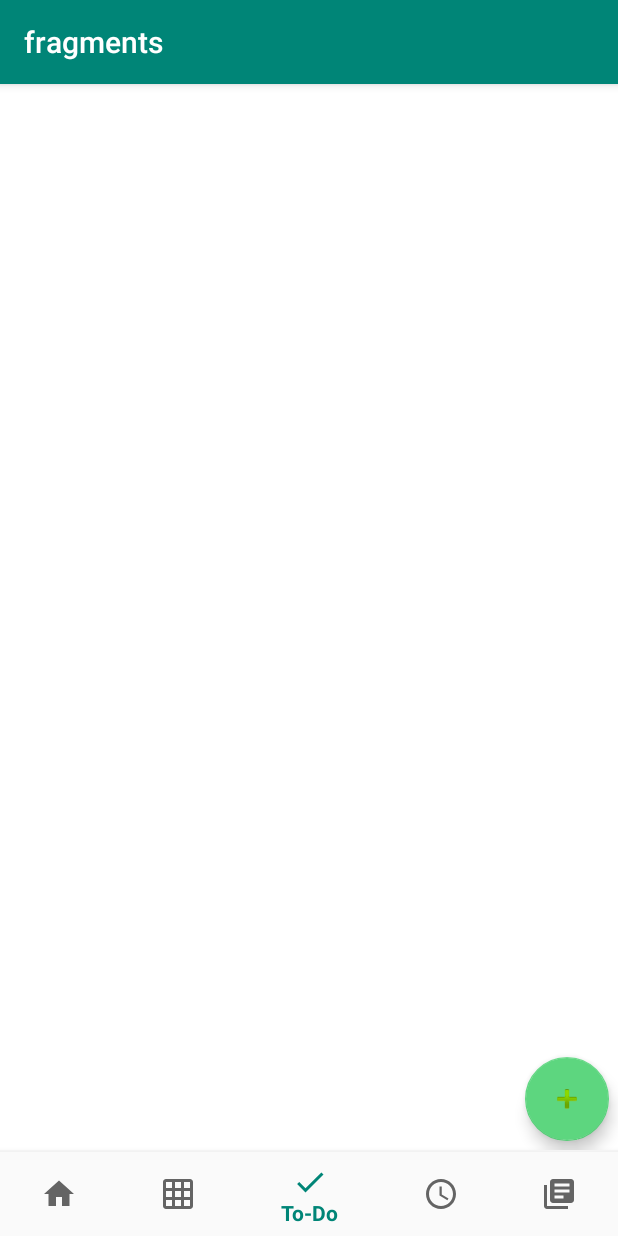
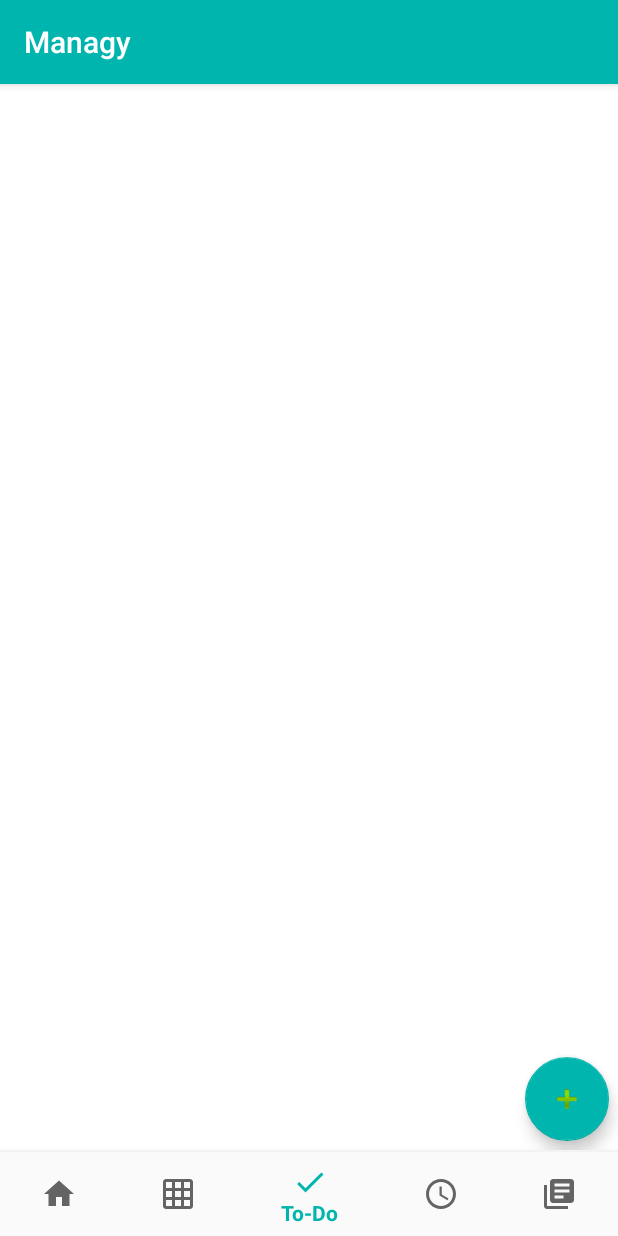
Before and after one commit to MordragT/managy, an Android app: the screen it shows after launch (MainActivity), item 3 of the bottom bar chosen, on a phone screen of 412 x 824 dp. Run offline under Robolectric (Android 15) with nearby library versions, the phone set to English and light mode, and no system bars.

Commit message:
design -F farben und nahme

```diff
--- a/fragments/app/src/main/res/layout/fragment_to_do.xml
+++ b/fragments/app/src/main/res/layout/fragment_to_do.xml
@@ -17,7 +17,7 @@
         android:clickable="true"
         android:src="@android:drawable/ic_input_add"
         android:visibility="visible"
-        app:backgroundTint="#5DD67F" />
+        app:backgroundTint="@color/colorAccent" />
 
     <ListView
         android:id="@+id/todo_items_list"
--- a/fragments/app/src/main/res/values/colors.xml
+++ b/fragments/app/src/main/res/values/colors.xml
@@ -1,7 +1,7 @@
 <?xml version="1.0" encoding="utf-8"?>
 <resources>
-    <color name="colorPrimary">#008577</color>
+    <color name="colorPrimary">#00b5ad</color>
     <color name="colorPrimaryDark">#00574B</color>
-    <color name="colorAccent">#02E10D</color>
-    <color name="ColorTest">#992810</color>
+    <color name="colorAccent">#00b5ad</color>
+    <color name="Error">#992810</color>
 </resources>
--- a/fragments/app/src/main/res/values/strings.xml
+++ b/fragments/app/src/main/res/values/strings.xml
@@ -1,5 +1,5 @@
 <resources>
-    <string name="app_name">fragments</string>
+    <string name="app_name">Managy</string>
     <!-- TODO: Remove or change this placeholder text -->
     <string name="hello_blank_fragment">Hello blank fragment</string>
 
```
